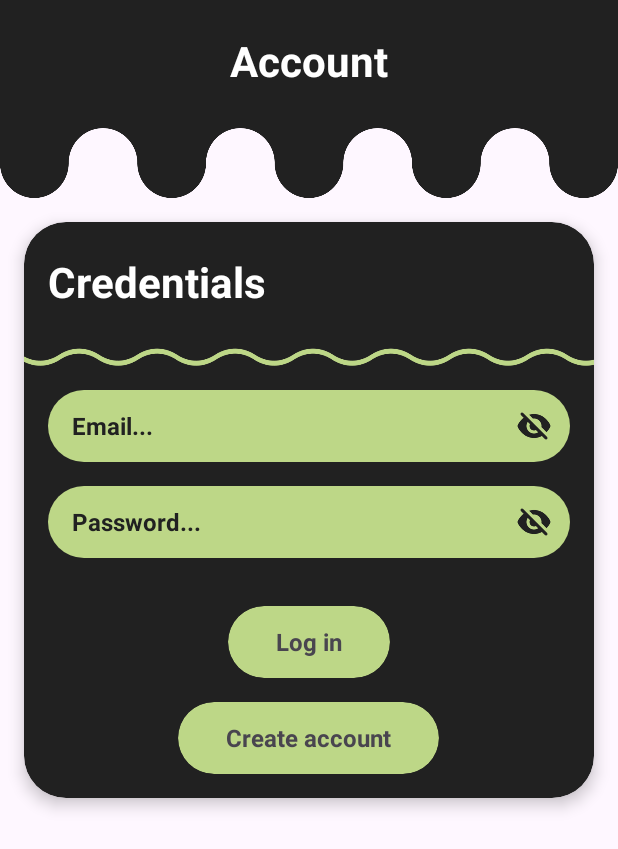
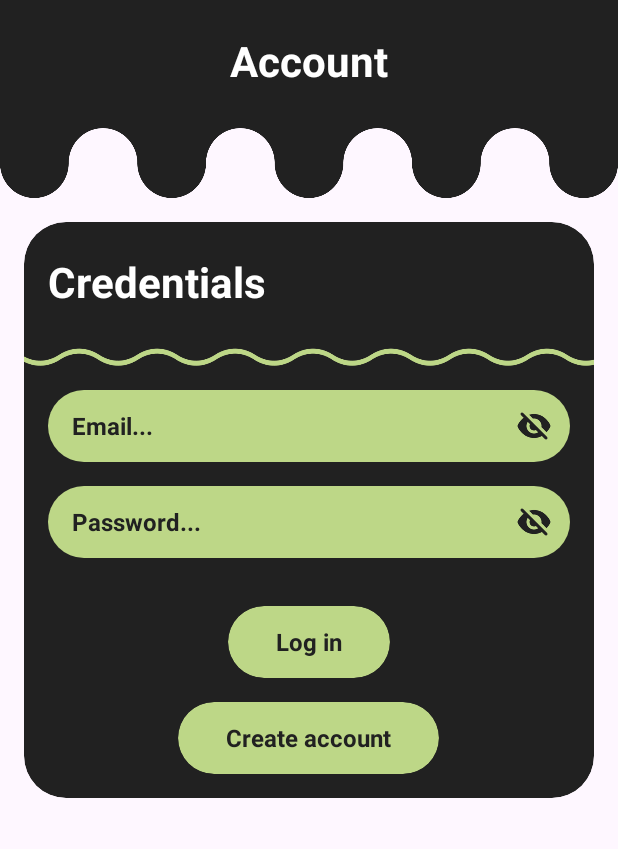
Before and after one commit to alexp0111/OniGoing, an Android app: the layout fragment_account.xml on its own in the app's theme, with its tools: preview values and no code run, on a phone screen of 412 x 824 dp. Shown: the top 849 px of the screen. Run offline under Robolectric (Android 15) with nearby library versions, the phone set to English and light mode, and no system bars.

Commit message:
Set up styles

```diff
--- a/app/src/main/res/layout/fragment_account.xml
+++ b/app/src/main/res/layout/fragment_account.xml
@@ -26,28 +26,23 @@
             app:layout_constraintTop_toTopOf="parent">
 
             <TextView
+                style="@style/TextLarge"
                 android:layout_width="0dp"
                 android:layout_height="wrap_content"
                 android:layout_weight="1"
                 android:gravity="center"
-                android:text="@string/account"
-                android:textColor="@color/white"
-                android:textSize="@dimen/text_large"
-                android:textStyle="bold" />
+                android:text="@string/account" />
 
         </LinearLayout>
 
     </androidx.constraintlayout.widget.ConstraintLayout>
 
     <com.google.android.material.card.MaterialCardView
+        style="@style/CardViewStandart"
         android:layout_width="match_parent"
         android:layout_height="wrap_content"
         android:layout_margin="@dimen/margin_base"
-        android:backgroundTint="@color/dark"
-        app:cardCornerRadius="@dimen/base_card_corner_radius"
-        app:cardElevation="@dimen/base_elevation"
-        app:layout_constraintTop_toBottomOf="@id/constraintLayout"
-        app:strokeWidth="0dp">
+        app:layout_constraintTop_toBottomOf="@id/constraintLayout">
 
         <LinearLayout
             android:layout_width="match_parent"
@@ -62,13 +57,11 @@
 
                 <TextView
                     android:id="@+id/txt_user_name"
+                    style="@style/TextLarge"
                     android:layout_width="wrap_content"
                     android:layout_height="wrap_content"
                     android:layout_gravity="center_vertical"
                     android:text="@string/credentials"
-                    android:textColor="@color/white"
-                    android:textSize="@dimen/text_large"
-                    android:textStyle="bold"
                     app:layout_constraintEnd_toEndOf="parent"
                     app:layout_constraintStart_toEndOf="@id/cv_img"
                     app:layout_constraintTop_toTopOf="parent" />
@@ -93,6 +86,7 @@
                 app:layout_constraintTop_toTopOf="parent">
 
                 <EditText
+                    style="@style/TextSmall"
                     android:layout_width="0dp"
                     android:layout_height="match_parent"
                     android:layout_marginHorizontal="@dimen/margin_base"
@@ -103,11 +97,8 @@
                     android:inputType="text"
                     android:maxLines="1"
                     android:scrollHorizontally="true"
-                    android:textColor="@color/dark"
                     android:textColorHint="@color/dark"
-                    android:textCursorDrawable="@drawable/cursor"
-                    android:textSize="@dimen/text_small"
-                    android:textStyle="bold" />
+                    android:textCursorDrawable="@drawable/cursor" />
 
                 <ImageView
                     android:layout_width="@dimen/element_base_size"
@@ -127,6 +118,7 @@
                 app:layout_constraintTop_toTopOf="parent">
 
                 <EditText
+                    style="@style/TextSmall"
                     android:layout_width="0dp"
                     android:layout_height="match_parent"
                     android:layout_marginHorizontal="@dimen/margin_base"
@@ -137,11 +129,8 @@
                     android:inputType="text"
                     android:maxLines="1"
                     android:scrollHorizontally="true"
-                    android:textColor="@color/dark"
                     android:textColorHint="@color/dark"
-                    android:textCursorDrawable="@drawable/cursor"
-                    android:textSize="@dimen/text_small"
-                    android:textStyle="bold" />
+                    android:textCursorDrawable="@drawable/cursor" />
 
                 <ImageView
                     android:layout_width="@dimen/element_base_size"
@@ -152,44 +141,38 @@
             </LinearLayout>
 
             <com.google.android.material.card.MaterialCardView
+                style="@style/CardViewButton"
                 android:layout_width="wrap_content"
                 android:layout_height="@dimen/element_base_size"
                 android:layout_gravity="center"
                 android:layout_marginHorizontal="@dimen/margin_base"
-                android:layout_marginTop="@dimen/margin_double"
-                android:backgroundTint="@color/green"
-                app:cardCornerRadius="@dimen/corner_radius_infinity"
-                app:strokeWidth="0dp">
+                android:layout_marginTop="@dimen/margin_double">
 
                 <TextView
+                    style="@style/TextSmall"
                     android:layout_width="match_parent"
                     android:layout_height="match_parent"
                     android:layout_marginHorizontal="@dimen/margin_double"
                     android:gravity="center"
-                    android:text="@string/log_in"
-                    android:textSize="@dimen/text_small"
-                    android:textStyle="bold" />
+                    android:text="@string/log_in" />
 
             </com.google.android.material.card.MaterialCardView>
 
             <com.google.android.material.card.MaterialCardView
+                style="@style/CardViewButton"
                 android:layout_width="wrap_content"
                 android:layout_height="@dimen/element_base_size"
                 android:layout_gravity="center"
                 android:layout_marginHorizontal="@dimen/margin_base"
-                android:layout_marginVertical="@dimen/margin_base"
-                android:backgroundTint="@color/green"
-                app:cardCornerRadius="@dimen/corner_radius_infinity"
-                app:strokeWidth="0dp">
+                android:layout_marginVertical="@dimen/margin_base">
 
                 <TextView
+                    style="@style/TextSmall"
                     android:layout_width="match_parent"
                     android:layout_height="match_parent"
                     android:layout_marginHorizontal="@dimen/margin_double"
                     android:gravity="center"
-                    android:text="@string/create_account"
-                    android:textSize="@dimen/text_small"
-                    android:textStyle="bold" />
+                    android:text="@string/create_account" />
 
             </com.google.android.material.card.MaterialCardView>
 
--- a/app/src/main/res/layout/fragment_lists.xml
+++ b/app/src/main/res/layout/fragment_lists.xml
@@ -26,14 +26,12 @@
             app:layout_constraintTop_toTopOf="parent">
 
             <TextView
+                style="@style/TextLarge"
                 android:layout_width="0dp"
                 android:layout_height="wrap_content"
                 android:layout_weight="1"
                 android:gravity="center"
-                android:text="@string/header_status_currently_watching"
-                android:textColor="@color/white"
-                android:textSize="@dimen/text_large"
-                android:textStyle="bold" />
+                android:text="@string/header_status_currently_watching" />
 
         </LinearLayout>
 
--- a/app/src/main/res/layout/fragment_search.xml
+++ b/app/src/main/res/layout/fragment_search.xml
@@ -26,6 +26,7 @@
             app:layout_constraintTop_toTopOf="parent">
 
             <EditText
+                style="@style/TextSmall"
                 android:layout_width="0dp"
                 android:layout_height="match_parent"
                 android:layout_marginHorizontal="@dimen/margin_base"
@@ -36,11 +37,8 @@
                 android:inputType="text"
                 android:maxLines="1"
                 android:scrollHorizontally="true"
-                android:textColor="@color/dark"
                 android:textColorHint="@color/dark"
-                android:textCursorDrawable="@drawable/cursor"
-                android:textSize="@dimen/text_small"
-                android:textStyle="bold" />
+                android:textCursorDrawable="@drawable/cursor" />
 
             <ImageView
                 android:layout_width="@dimen/element_base_size"
--- a/app/src/main/res/values/themes.xml
+++ b/app/src/main/res/values/themes.xml
@@ -11,4 +11,39 @@
         <item name="android:width">48dp</item>
         <item name="android:height">48dp</item>
     </style>
+
+    <style name="TextLarge" parent="Widget.AppCompat.TextView">
+        <item name="android:textSize">@dimen/text_large</item>
+        <item name="android:textColor">@color/white</item>
+        <item name="android:textStyle">bold</item>
+    </style>
+
+    <style name="TextSmall" parent="Widget.AppCompat.TextView">
+        <item name="android:textSize">@dimen/text_small</item>
+        <item name="android:textColor">@color/dark</item>
+        <item name="android:textStyle">bold</item>
+
+    </style>
+
+    <style name="CardViewStandart" parent="Widget.MaterialComponents.CardView">
+        <item name="cardCornerRadius">@dimen/base_card_corner_radius</item>
+        <item name="cardElevation">0dp</item>
+        <item name="cardBackgroundColor">@color/dark</item>
+        <item name="strokeWidth">0dp</item>
+    </style>
+
+    <style name="CardViewButton" parent="Widget.MaterialComponents.CardView">
+        <item name="cardCornerRadius">@dimen/corner_radius_infinity</item>
+        <item name="cardElevation">0dp</item>
+        <item name="cardBackgroundColor">@color/green</item>
+        <item name="strokeWidth">0dp</item>
+    </style>
+
+    <style name="BottomNav" parent="Widget.MaterialComponents.BottomNavigationView">
+        <item name="android:background">@drawable/menu_background</item>
+        <item name="itemActiveIndicatorStyle">@style/my_indicator_style</item>
+        <item name="itemIconSize">@dimen/menu_icon_size</item>
+        <item name="itemIconTint">@color/nav_color</item>
+        <item name="labelVisibilityMode">unlabeled</item>
+    </style>
 </resources>
```
Also changed, not shown: app/src/main/res/layout/activity_main.xml (+1 -6 lines), app/src/main/res/layout/fragment_profile.xml (+14 -26 lines), app/src/main/res/layout/item_anime_search.xml (+6 -13 lines), app/src/main/res/layout/item_comment.xml (+7 -14 lines), app/src/main/res/layout/item_setting.xml (+7 -14 lines).
